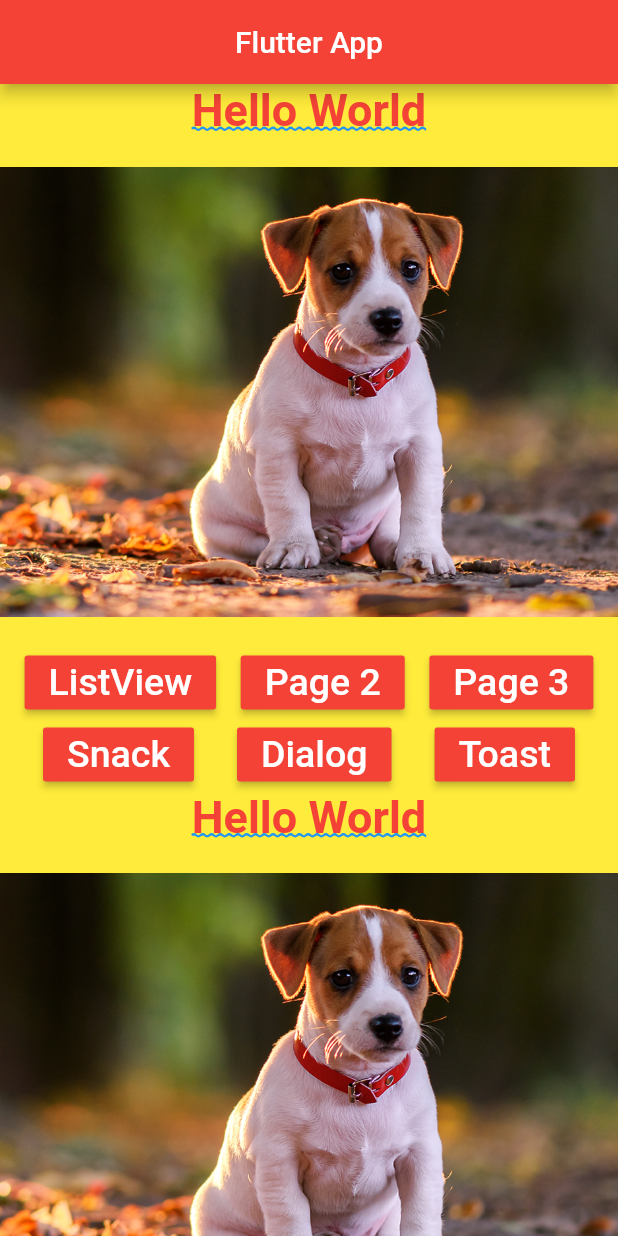
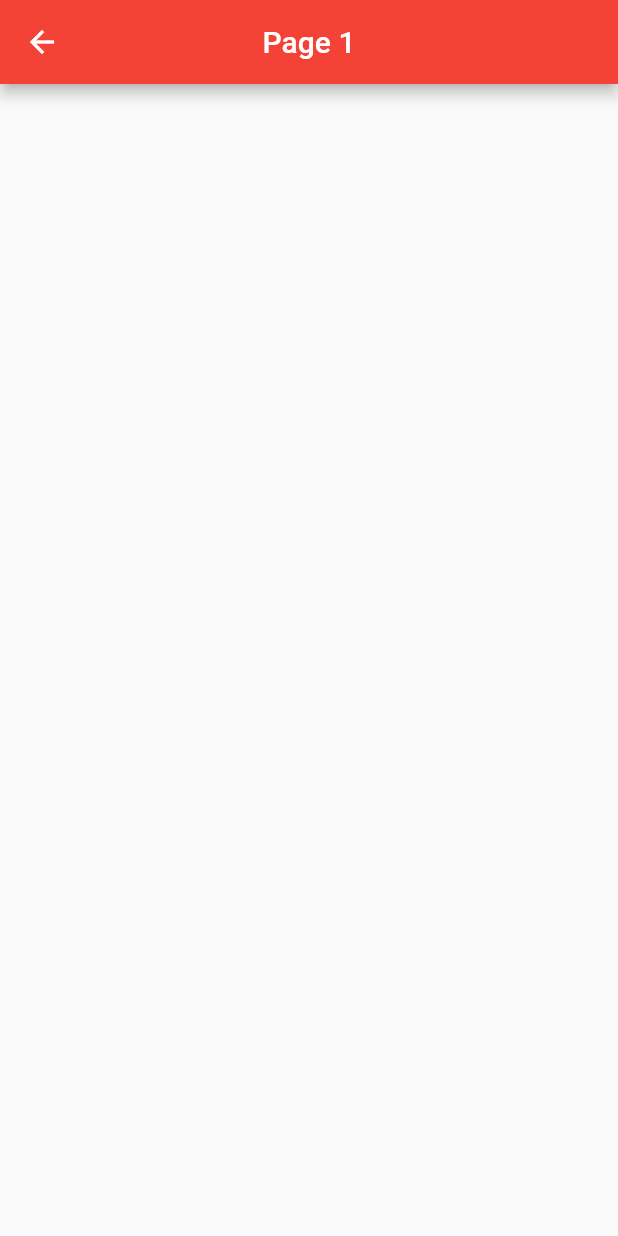
Before and after one commit to GabriellBP/flutter_app, a Flutter app: the screen it shows after launch, after a tap on "ListView", on a phone screen of 412 x 824 dp. Run offline on Flutter 3.47's test engine with Material 2 defaults, Android fonts, the phone set to English and light mode, and no system bars.

Commit message:
navigating between pages

```diff
--- /dev/null
+++ b/lib/pages/hello_page1.dart
@@ -0,0 +1,15 @@
+import 'package:flutter/material.dart';
+
+class HelloPage1 extends StatelessWidget {
+  @override
+  Widget build(BuildContext context) {
+    return Scaffold(
+      appBar: AppBar(
+        title: Text(
+          "Page 1"
+        ),
+        centerTitle: true,
+      ),
+    );
+  }
+}
--- a/lib/pages/home_page.dart
+++ b/lib/pages/home_page.dart
@@ -1,4 +1,5 @@
 import 'package:flutter/material.dart';
+import 'package:flutter_app/pages/hello_page1.dart';
 
 class HomePage extends StatelessWidget {
   @override
@@ -17,21 +18,16 @@ class HomePage extends StatelessWidget {
   _body(BuildContext context) {
     Size size = MediaQuery.of(context).size;
 
-    return SingleChildScrollView(
-      child: Container(
+    return Container(
       color: Colors.yellow,
       child: Column(
         mainAxisAlignment: MainAxisAlignment.center,
         children: <Widget> [
           _text(),
           _pageView(),
-            _buttons(),
-            _text(),
-            _pageView(),
-            _buttons()
+          _buttons(context),
         ]
       ),
-      )
     );
   }
 
@@ -51,32 +47,32 @@ class HomePage extends StatelessWidget {
       );
   }
 
-  Column _buttons() {
+  Column _buttons(context) {
     return Column(
           children: <Widget>[
             Row(
               mainAxisAlignment: MainAxisAlignment.spaceEvenly,
               children: <Widget>[
-                _button("ListView"),
-                _button("Page 2"),
-                _button("Page 3"),
+                _button(context, "ListView"),
+                _button(context, "Page 2"),
+                _button(context, "Page 3"),
               ],
             ),
             Row(
               mainAxisAlignment: MainAxisAlignment.spaceEvenly,
               children: <Widget>[
-                _button("Snack"),
-                _button("Dialog"),
-                _button("Toast"),
+                _button(context, "Snack"),
+                _button(context, "Dialog"),
+                _button(context, "Toast"),
               ],
             ),
           ],
         );
   }
 
-  _button(String text){
+  _button(BuildContext context, String text){
     return RaisedButton(
-      onPressed: _onClickOk,
+      onPressed: () => _onClickOk(context),
       color: Colors.red,
       child: Text(
         text,
@@ -88,8 +84,8 @@ class HomePage extends StatelessWidget {
     );
   }
 
-  _onClickOk() {
-    print("Button pressed");
+  _onClickOk(context) {
+    Navigator.push(context, MaterialPageRoute(builder: (BuildContext context) => HelloPage1()));
   }
 
   _img(String image) {
```
Lines whose indentation alone changed are shown as unchanged.
